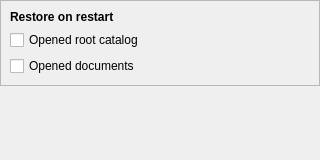
Qt form packages/rehuco-agent/src/rehuco_agent/settings/ui/session_page.ui (borco/rehuco) before a commit.
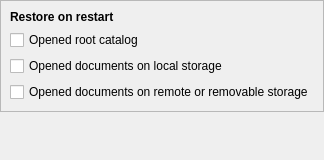
The same form after that commit.

Commit message: refs #464: feat: Open Recent and the restored session forget rehu files that are gone, and never wait on storage that is off

```diff
--- a/packages/rehuco-agent/src/rehuco_agent/settings/ui/session_page.ui
+++ b/packages/rehuco-agent/src/rehuco_agent/settings/ui/session_page.ui
@@ -63,10 +63,20 @@
       <item>
        <widget class="QCheckBox" name="restore_documents_check_box">
         <property name="text">
-         <string>Opened documents</string>
+         <string>Opened documents on local storage</string>
         </property>
         <property name="toolTip">
-         <string>When off, the app starts with no documents open. Sessions keep being recorded on close either way.</string>
+         <string>When off, the app starts without the documents that were open on a drive of this computer. Sessions keep being recorded on close either way.</string>
+        </property>
+       </widget>
+      </item>
+      <item>
+       <widget class="QCheckBox" name="restore_remote_documents_check_box">
+        <property name="text">
+         <string>Opened documents on remote or removable storage</string>
+        </property>
+        <property name="toolTip">
+         <string>When off, the app starts without the documents that were open on a network share, a removable drive or a disc. When on, they open as soon as their storage answers; one that does not answer stays remembered as open and returns with its storage.</string>
         </property>
        </widget>
       </item>
```
Left out of the diff: 2 changed lines with no effect on the pictures. The commit also changes 18 other files.
